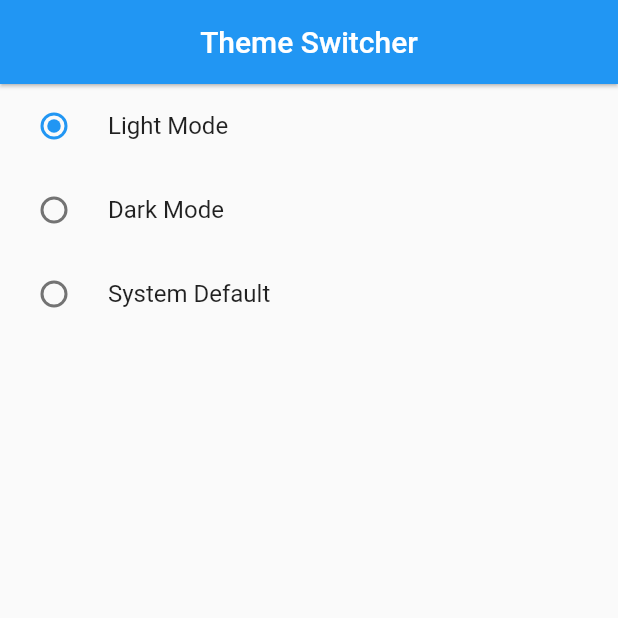
After one commit to atultiwari7388/statemanagemntwithprovider, a Flutter app: the screen it shows after launch, after a tap on "Light Mode", on a phone screen of 412 x 824 dp, the top half of it. The commit adds this screen. Run offline on Flutter 3.47's test engine with Material 2 defaults, Android fonts, the phone set to English and light mode, and no system bars.

Commit message:
theme switcher using provider

```diff
--- a/lib/main.dart
+++ b/lib/main.dart
@@ -3,7 +3,8 @@ import 'package:provider/provider.dart';
 import 'package:state_management_provider/provider/count_provider.dart';
 import 'package:state_management_provider/provider/favorite_provider.dart';
 import 'package:state_management_provider/provider/slider_provider.dart';
-import 'package:state_management_provider/screens/add_to_favorite.screen.dart';
+import 'package:state_management_provider/provider/theme_switcher_provider.dart';
+import 'package:state_management_provider/screens/dark_theme_screen.dart';
 
 void main() {
   runApp(const MyApp());
@@ -15,19 +16,38 @@ class MyApp extends StatelessWidget {
   // This widget is the root of your application.
   @override
   Widget build(BuildContext context) {
+    // final themeSwitcher = Provider.of<ThemeSwitcherProvider>(context);
+
     return MultiProvider(
       providers: [
         ChangeNotifierProvider(create: (_) => CountProvider()),
         ChangeNotifierProvider(create: (_) => SliderProvider()),
         ChangeNotifierProvider(create: (_) => FavoriteItemProvider()),
+        ChangeNotifierProvider(create: (_) => ThemeSwitcherProvider()),
       ],
-      child: MaterialApp(
-        title: 'State Managemnt with Provider',
-        debugShowCheckedModeBanner: false,
-        theme: ThemeData(
-          primarySwatch: Colors.blue,
-        ),
-        home: const AddToFavoriteExample(),
+      child: Builder(
+        builder: (BuildContext context) {
+          final themeSwitcher = Provider.of<ThemeSwitcherProvider>(context);
+          return MaterialApp(
+            title: 'State Managemnt with Provider',
+            debugShowCheckedModeBanner: false,
+            themeMode: themeSwitcher.themeMode,
+            theme: ThemeData(
+              primarySwatch: Colors.blue,
+            ),
+            darkTheme: ThemeData(
+              brightness: Brightness.dark,
+              appBarTheme: const AppBarTheme(
+                backgroundColor: Colors.teal,
+                titleTextStyle: TextStyle(
+                  color: Colors.white,
+                  fontSize: 18.0,
+                ),
+              ),
+            ),
+            home: const ThemeSwitcherExample(),
+          );
+        },
       ),
     );
   }
--- /dev/null
+++ b/lib/provider/theme_switcher_provider.dart
@@ -0,0 +1,13 @@
+import 'package:flutter/material.dart';
+
+class ThemeSwitcherProvider with ChangeNotifier {
+  //
+
+  var _themeMode = ThemeMode.light;
+  ThemeMode get themeMode => _themeMode;
+
+  void setTheme(themeMode) {
+    _themeMode = themeMode;
+    notifyListeners();
+  }
+}
--- /dev/null
+++ b/lib/screens/dark_theme_screen.dart
@@ -0,0 +1,48 @@
+import 'package:flutter/material.dart';
+import 'package:provider/provider.dart';
+
+import '../provider/theme_switcher_provider.dart';
+
+class ThemeSwitcherExample extends StatefulWidget {
+  const ThemeSwitcherExample({Key? key}) : super(key: key);
+
+  @override
+  State<ThemeSwitcherExample> createState() => _ThemeSwitcherExampleState();
+}
+
+class _ThemeSwitcherExampleState extends State<ThemeSwitcherExample> {
+  @override
+  Widget build(BuildContext context) {
+    final themeSwitcher = Provider.of<ThemeSwitcherProvider>(context);
+
+    return Scaffold(
+      appBar: AppBar(
+        title: const Text("Theme Switcher"),
+        centerTitle: true,
+        elevation: 1.0,
+      ),
+      body: Column(
+        children: [
+          RadioListTile<ThemeMode>(
+            title: const Text("Light Mode"),
+            value: ThemeMode.light,
+            groupValue: themeSwitcher.themeMode,
+            onChanged: themeSwitcher.setTheme,
+          ),
+          RadioListTile<ThemeMode>(
+            title: const Text("Dark Mode"),
+            value: ThemeMode.dark,
+            groupValue: themeSwitcher.themeMode,
+            onChanged: themeSwitcher.setTheme,
+          ),
+          RadioListTile<ThemeMode>(
+            title: const Text("System Default"),
+            value: ThemeMode.system,
+            groupValue: themeSwitcher.themeMode,
+            onChanged: themeSwitcher.setTheme,
+          ),
+        ],
+      ),
+    );
+  }
+}
```
